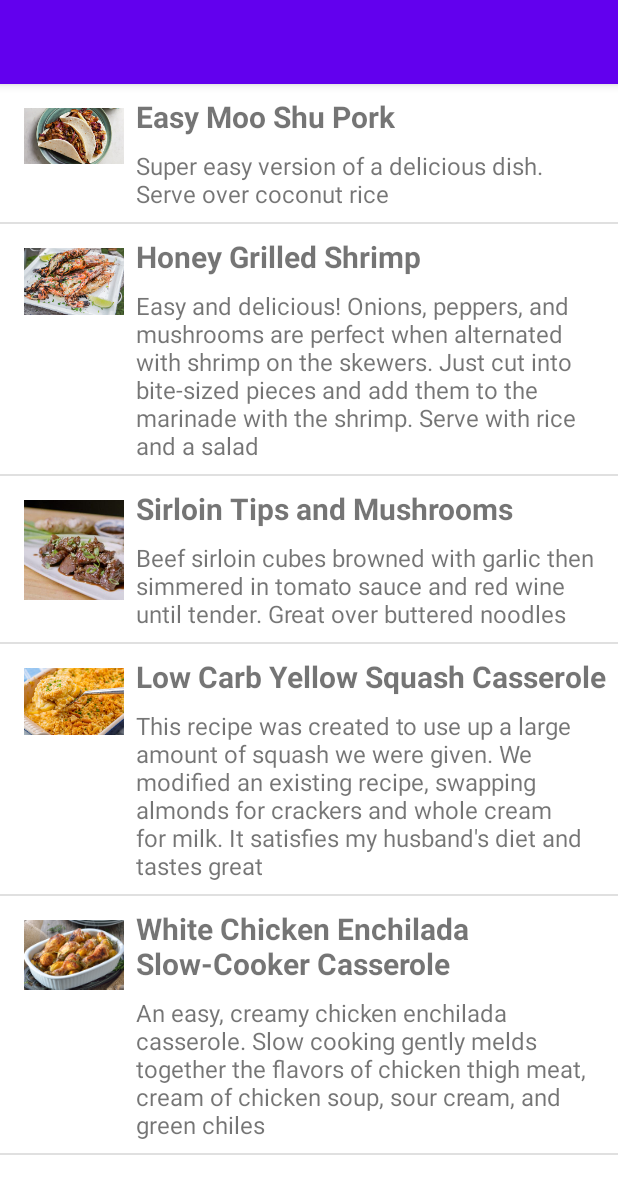
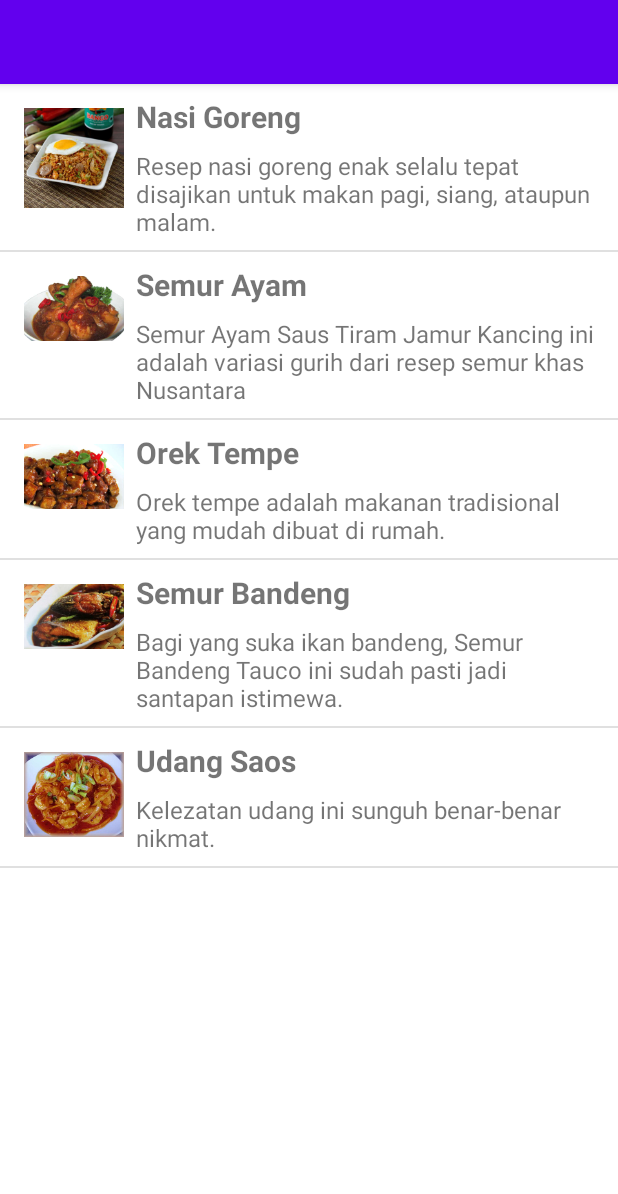
Before and after one commit to oocengg/04-android-recyclerview, an Android app: the screen it shows after launch (HomeworkActivity), on a phone screen of 412 x 824 dp. Shown: the top 1194 px of the screen. Run offline under Robolectric (Android 15) with nearby library versions, the phone set to English and light mode, and no system bars; our stand-ins replace navigation-ui.

Commit message:
Update Homework

```diff
--- a/app/src/main/java/com/example/a04androidrecyclerview/HomeworkActivity.java
+++ b/app/src/main/java/com/example/a04androidrecyclerview/HomeworkActivity.java
@@ -44,15 +44,15 @@ public class HomeworkActivity extends AppCompatActivity {
     private void prepareRecipeList() {
         recipeList = new ArrayList<>();
         RecipeData data;
-        data = new RecipeData(getString(R.string.moo_shu_name), getString(R.string.moo_shu_description), R.drawable.moo_shu_img, getString(R.string.moo_shu_details));
+        data = new RecipeData(getString(R.string.nasi_goreng), getString(R.string.nasi_goreng_description), R.drawable.nasigoreng, getString(R.string.nasi_goreng_details));
         recipeList.add(data);
-        data = new RecipeData(getString(R.string.grilled_shrimp_name), getString(R.string.grilled_shrimp_description), R.drawable.grilled_shrimp_img, getString(R.string.grilled_shrimp_details));
+        data = new RecipeData(getString(R.string.semur_ayam_name), getString(R.string.semur_ayam_description), R.drawable.semurayam, getString(R.string.semur_ayam_details));
         recipeList.add(data);
-        data = new RecipeData(getString(R.string.sirloin_tips_name), getString(R.string.sirloin_tips_description), R.drawable.sirloin_tips_img, getString(R.string.sirloin_tips_details));
+        data = new RecipeData(getString(R.string.orek_tempe_name), getString(R.string.orek_tempe_description), R.drawable.orektempe, getString(R.string.orek_tempe_details));
         recipeList.add(data);
-        data = new RecipeData(getString(R.string.squash_casserole_name), getString(R.string.squash_casserole_description), R.drawable.squash_casserole_img, getString(R.string.squash_casserole_details));
+        data = new RecipeData(getString(R.string.semur_bandeng_name), getString(R.string.semur_bandeng_description), R.drawable.semurbandeng, getString(R.string.semur_bandeng_details));
         recipeList.add(data);
-        data = new RecipeData(getString(R.string.slow_casserole_name), getString(R.string.slow_casserole_description), R.drawable.slow_casserole_img, getString(R.string.slow_casserole_details));
+        data = new RecipeData(getString(R.string.udang_saos_name), getString(R.string.udang_saos_description), R.drawable.udangsaos, getString(R.string.udang_saos_details));
         recipeList.add(data);
 
     }
--- a/app/src/main/res/values/strings.xml
+++ b/app/src/main/res/values/strings.xml
@@ -12,103 +12,119 @@
     <string name="title_activity_homework">Homework</string>
 
     <!-- Strings used for Homework -->
-    <string name="moo_shu_name">Easy Moo Shu Pork</string>
-    <string name="moo_shu_description">Super easy version of a delicious dish. Serve over coconut rice</string>
-    <string name="moo_shu_details"><b>Ingredients</b>
+    <string name="nasi_goreng">Nasi Goreng</string>
+    <string name="nasi_goreng_description">Resep nasi goreng enak selalu tepat disajikan untuk makan pagi, siang, ataupun malam.</string>
+    <string name="nasi_goreng_details"><b>Bahan</b>
         \n
-        2 tablespoons soy sauce
+        1 potong paha ayam atas bawah rebus, suwir ayamnya
         \n
-        1 tablespoon sesame oil
+        2 butir telur, kocok lepas
         \n
-        1 tablespoon grated fresh ginger
+        150 gram udang tanpa kulit
         \n
-        1 teaspoon minced garlic
+        5 buah bakso sapi, potong-potong
         \n
-        3/4 pound pork tenderloin, fat trimmed and pork cut into 1/4-inch strips
+        5 buah bakso ikan, potong-potong
         \n
-        2 tablespoons vegetable oil
+        500 gram nasi putih
         \n
-        2 cups shredded napa cabbage
+        2 sendok makan KECAP MANIS BANGO
         \n
-        1 carrot, grated
+        1 sendok teh garam
         \n
-        salt and ground black pepper to taste
+        1 1/2 sendok makan bawang goreng untuk taburan
         \n\n
-    <b>Directions</b>
+    <b>Cara Memasak</b>
     \n
-    1. Mix soy sauce, sesame oil, ginger, and garlic in a bowl until marinade is smooth; pour into a resealable plastic bag. Add pork, coat with the marinade, squeeze out excess air, and seal the bag. Marinate in the refrigerator, 1 hour to overnight
-        \n 2. Heat vegetable oil in a wok or large skillet over medium heat. Add cabbage and carrot; cook and stir for 1 to 2 minutes. Push cabbage mixture aside and add pork with marinade to middle of the skillet. Cook and stir until pork is cooked through, 3 to 4 minutes. Draw cabbage into the center of the skillet; cook and stir for 1 to 2 minutes. Season with salt and pepper.
+    1. Panaskan minyak. Tumis bumbu tumbuk kasar sampai harum. Sisihkan di pinggir wajan. Masukkan telur. Aduk sampai berbutir.
+        \n 2. Tambahkan  ayam, udang, bakso. Aduk rata. Tambahkan nasi putih. Aduk- aduk. Masukkan KECAP MANIS BANGO, garam, dan gula pasir. Aduk sampai matang.
+        \n 3. Masukkan daun bawang. Aduk rata. Sajikan bersama telur ceplok dan taburan bawang merah goreng.
+
     </string>
-    <string name="grilled_shrimp_name">Honey Grilled Shrimp</string>
-    <string name="grilled_shrimp_description">Easy and delicious! Onions, peppers, and mushrooms are perfect when alternated with shrimp on the skewers. Just cut into bite-sized pieces and add them to the marinade with the shrimp. Serve with rice and a salad</string>
-    <string name="grilled_shrimp_details"><b>Ingredients</b>
-\n1/2 teaspoon garlic powder
-\n1/4 tablespoon ground black pepper
-\n1/3 cup Worcestershire sauce
-\n2 tablespoons dry white wine
-\n2 tablespoons Italian-style salad dressing
-\n1 pound large shrimp, peeled and deveined with tails attached
-\n1/4 cup honey
-\n1/4 cup butter, melted
-\n2 tablespoons Worcestershire sauce skewers
-    \n\n<b>Directions</b>
-\n1. In a large bowl, mix together garlic powder, black pepper, 1/3 cup Worcestershire sauce, wine, and salad dressing; add shrimp, and toss to coat. Cover, and marinate in the refrigerator for 1 hour.
-\n2. Preheat grill for high heat. Thread shrimp onto skewers, piercing once near the tail and once near the head. Discard marinade.
-\n3. In a small bowl, stir together honey, melted butter, and remaining 2 tablespoons Worcestershire sauce. Set aside for basting.
-\n4. Lightly oil grill grate. Grill shrimp for 2 to 3 minutes per side, or until opaque. Baste occasionally with the honey-butter sauce while grilling.</string>
-    <string name="sirloin_tips_name">Sirloin Tips and Mushrooms</string>
-    <string name="sirloin_tips_description">Beef sirloin cubes browned with garlic then simmered in tomato sauce and red wine until tender. Great over buttered noodles</string>
-    <string name="sirloin_tips_details"><b>Ingredients</b>
-\n3 tablespoons olive oil
-\n3 cloves garlic, minced
-\n1 1/2 pounds beef sirloin
-\n1 (16 ounce) can mushrooms, with liquid
-\n1 (8 ounce) can tomato sauce
-\nSalt to taste
-\nFreshly ground pepper, to taste
-\n3/4 cup red wine
-    \n\n<b>Directions</b>
-\n1. Cut beef into cubes. In a large skillet over medium/high heat, heat the olive oil and brown beef cubes with the garlic.
-\n2. Add mushrooms with liquid, tomato sauce, salt, pepper and red wine. Cook for 30 minutes or until beef cubes are tender. Add a little more wine while cooking if desired.
+    <string name="semur_ayam_name">Semur Ayam</string>
+    <string name="semur_ayam_description">Semur Ayam Saus Tiram Jamur Kancing ini adalah variasi gurih dari resep semur khas Nusantara</string>
+    <string name="semur_ayam_details"><b>Bahan</b>
+    \n
+        500 g paha ayam, potong menjadi 4 bagian
+    \n
+        1 buah jeruk nipis, ambil airnya
+    \n
+        6 butir bawang merah, iris tipis
+    \n
+        4 siung bawang putih, iris tipis
+    \n
+        4 butir kemiri, sangrai, haluskan
+    \n
+        1 kaleng jamur kancing, tiriskan
+    \n
+        6 sdm Kecap Manis Bango
+    \n
+        1/4 cup butter, melted
+    \n
+        5 sdm minyak, untuk menumis
+    \n\n<b>Cara Masak</b>
+    \n
+        1. Di dalam wadah, lumuri paha ayam dengan air jeruk nipis lalu diamkan 10-15 menit.
+    \n
+        2. Tumis bawang putih dan bawang merah hingga layu. Tambahkan kemiri,  daun salam, dan jahei, tumis hingga harum.
+    \n
+        3.Masukkan ayam, masak hingga berubah warna dan tidak berair.
+    \n
+        4.Tambahkan tomat, cengkih, pala, kecap manis, saus tiram, garam dan gula merah.
+    \n
+        5.Tuangkan air, aduk rata. Didihkan. Setelah mendidih, kecilkan api. Lanjutkan memasak hingga bumbu meresap dan kuah mengental.
     </string>
-    <string name="squash_casserole_name">Low Carb Yellow Squash Casserole</string>
-    <string name="squash_casserole_description">This recipe was created to use up a large amount of squash we were given. We modified an existing recipe, swapping almonds for crackers and whole cream for milk. It satisfies my husband\'s diet and tastes great</string>
-    <string name="squash_casserole_details"><b>Ingredients</b>
-\n1 tablespoon olive oil
-\n1 teaspoon butter
-\n1 small onion, chopped
-\n2 cloves garlic, minced
-\n4 cups peeled and cubed yellow squash
-\n1 teaspoon kosher salt
-\n1/2 teaspoon freshly ground black pepper
-\n1/3 cup finely chopped raw almonds
-\n1 cup shredded Colby-Monterey Jack cheese, divided
-\n1/2 cup heavy whipping cream
-\n2 eggs
-\n1/3 cup coarsely chopped roasted, salted almonds
-\n\n<b>Directions</b>
-\n1. Preheat oven to 400 degrees F (200 degrees C).
-\n2. Heat olive oil and butter in a skillet over medium-high heat; cook and stir onion and garlic in the hot oil-butter mixture until softened, about 3 minutes. Add squash, salt, and pepper; stir to combine. Cover skillet and cook, stirring occasionally, until squash is softened, about 5 minutes. Transfer squash mixture to a large bowl.
-\n3. Mix raw almonds and 1/2 cup Colby-Monterey Jack cheese together in a bowl; stir into squash mixture. Whisk cream and eggs together in a measuring cup or small bowl; stir into squash mixture. Pour squash mixture into a 9x13-inch casserole dish; top with remaining Colby-Monterey Jack cheese and roasted almonds.
-</string>
-    <string name="slow_casserole_name">White Chicken Enchilada Slow-Cooker Casserole</string>
-    <string name="slow_casserole_description">An easy, creamy chicken enchilada casserole. Slow cooking gently melds together the flavors of chicken thigh meat, cream of chicken soup, sour cream, and green chiles</string>
-    <string name="slow_casserole_details"><b>Ingredients</b>
-\n15 boneless, skinless chicken thighs or breasts
-\n1 (26 ounce) can condensed cream of chicken soup
-\n2 cloves garlic, chopped (optional)
-\n1 (16 ounce) container sour cream
-\n1 (7 ounce) can diced green chile peppers
-\n15 flour tortillas
-\n3½ cups shredded Monterey Jack cheese
-\n1 (10 ounce) can sliced black olives (optional)
-\nChives for garnish (optional)
-\nBlack pepper to taste
-    \n\n<b>Directions</b>
-\n1. Place chicken in a pot, cover with water, and bring to a boil over high heat. Continue to boil until the chicken is done, about 10 minutes. Drain, allow chicken to cool, and cut into small pieces.
-\n2. Place chicken pieces in a large bowl. Stir in soup, garlic, sour cream, and green chiles.
-\n3. Spray the inside of slow cooker lightly with non-stick cooking spray.
-\n4. Tear tortillas into pieces, and arrange half of the pieces in one overlapping layer across the bottom of the slow cooker. Arrange half of the chicken, half of the soup, and half of the cheese on top. Repeat with remaining tortillas, chicken, soup, and cheese. Top with black olives.
-\n5. Cook on Low setting for 3 to 4 hours. Top with chives.</string>
+    <string name="orek_tempe_name">Orek Tempe</string>
+    <string name="orek_tempe_description">Orek tempe adalah makanan tradisional yang mudah dibuat di rumah. </string>
+    <string name="orek_tempe_details"><b>Bahan</b>
+    \n300 g tempe, potong dadu 2cm, goreng hingga setengah matang
+    \n3 siung bawang putih, iris halus
+    \n3 sdm Bango Kecap Manis Pedas
+    \n2 lembar daun salam
+    \n2 cm lengkuas
+    \n2 sdt Royco Kaldu Ayam
+    \n½ sdt gula pasir
+    \n½ sdt garam
+    \n200 ml air
+    \n3 sdm minyak, untuk menumis
+    \n\n<b>Cara Masak</b>
+    \n1. Panaskan minyak, tumis bawang putih, lengkuas, dan daun salam hingga harum.
+    \n2. Masukkan tempe, Royco Kaldu Ayam, Bango Kecap Manis Pedas, dan air. Aduk rata.
+    \n3. Masak hingga bumbu meresap dan air mengering.
+    \n4. Angkat dan sajikan.
+    </string>
+    <string name="semur_bandeng_name">Semur Bandeng</string>
+    <string name="semur_bandeng_description">Bagi yang suka ikan bandeng, Semur Bandeng Tauco ini sudah pasti jadi santapan istimewa.</string>
+    <string name="semur_bandeng_details"><b>Bahan</b>
+    \n2 ekor ikan bandeng (@350 gram)
+    \nMinyak untuk menggoreng
+    \n450 ml air
+    \n5 sendok makan Kecap Manis Bango
+    \n4 sendok makan tauco, gerus kasar
+    \n2 buah cabe merah, iris serong kasar
+    \n2 buah cabe hijau, iris serong kasar
+    \n1 batang daun bawang, iris serong kasar
+\n\n<b>Cara Masak</b>
+    \n1. Siangi bandeng hingga bersih, potong masing-masing menjadi 3 bagian. Lumuri sedikit garam. Diamkan selama 10 menit, tiriskan.
+    \n2. Goreng bandeng dalam minyak panas hingga matang dan kekuningan. Angkat dan sisihkan.
+    \n3. Panaskan 2 sendok makan minyak goreng, tumis bumbu halus hingga harum. Tuangkan air dan Kecap Bango. Didihkan.
+    \n4. Masukkan tauco, cabe merah, cabe hijau, daun bawang, dan bandeng goreng. Didihkan kembali, angkat. Sajikan.
+    </string>
+    <string name="udang_saos_name">Udang Saos</string>
+    <string name="udang_saos_description">Kelezatan udang ini sunguh benar-benar nikmat.</string>
+    <string name="udang_saos_details"><b>Bahan</b>
+    \n200 gram udang kupas, cincang kasar
+    \n1 batang daun bawang, iris halus
+    \n1/4 buah bawang bombay, cincang halus
+    \n1 butir telur ayam
+    \n1 sendok makan tepung sagu
+    \n1/2 sendok teh garam
+    \n1/4 sendok teh merica bubuk
+    \nMinyak goreng seperlunya
+    \n\n<b>Cara Masak</b>
+    \n1. Campurkan udang, daun bawang, bawang bombay, telur, tepung sagu, garam, dan merica bubuk. Aduk sampai rata.
+    \n2. Panaskan minyak pada penggoreng datar. Tuang dua sendok makan campuran udang dengan diameter 5 cm. Masak sampai matang. Angkat dan dinginkan.
+    \n3. Saus: rebus air, bawang putih, cabai merah keriting, dan daun jeruk sampai mendidih. Masukkan gula merah. Masak sampai gula larut dan mengental. Tambahkan saus tiram, kecap manis Bango dan cuka. Aduk rata.
+    \n4. Campurkan udang goreng bersama sausnya.</string>
     <string name="recipe_image_desc">recipe image</string>
 </resources>
```
Also changed, not shown: app/src/main/res/drawable-xxhdpi/nasigoreng.jpg (added), app/src/main/res/drawable-xxhdpi/orektempe.jpg (added), app/src/main/res/drawable-xxhdpi/semurayam.jpg (added), app/src/main/res/drawable-xxhdpi/semurbandeng.jpg (added), app/src/main/res/drawable-xxhdpi/udangsaos.jpg (added), app/src/main/res/drawable/grilled_shrimp_img.jpg (deleted), app/src/main/res/drawable/moo_shu_img.jpeg (deleted), app/src/main/res/drawable/sirloin_tips_img.jpg (deleted), app/src/main/res/drawable/slow_casserole_img.jpg (deleted), app/src/main/res/drawable/squash_casserole_img.jpg (deleted).
